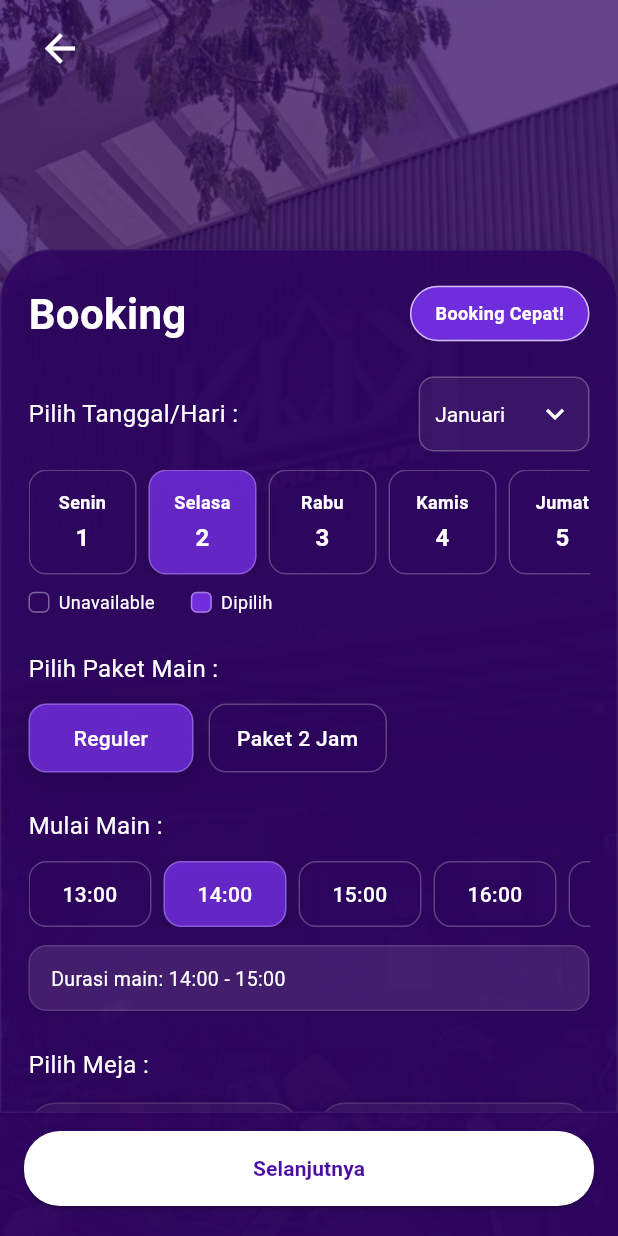
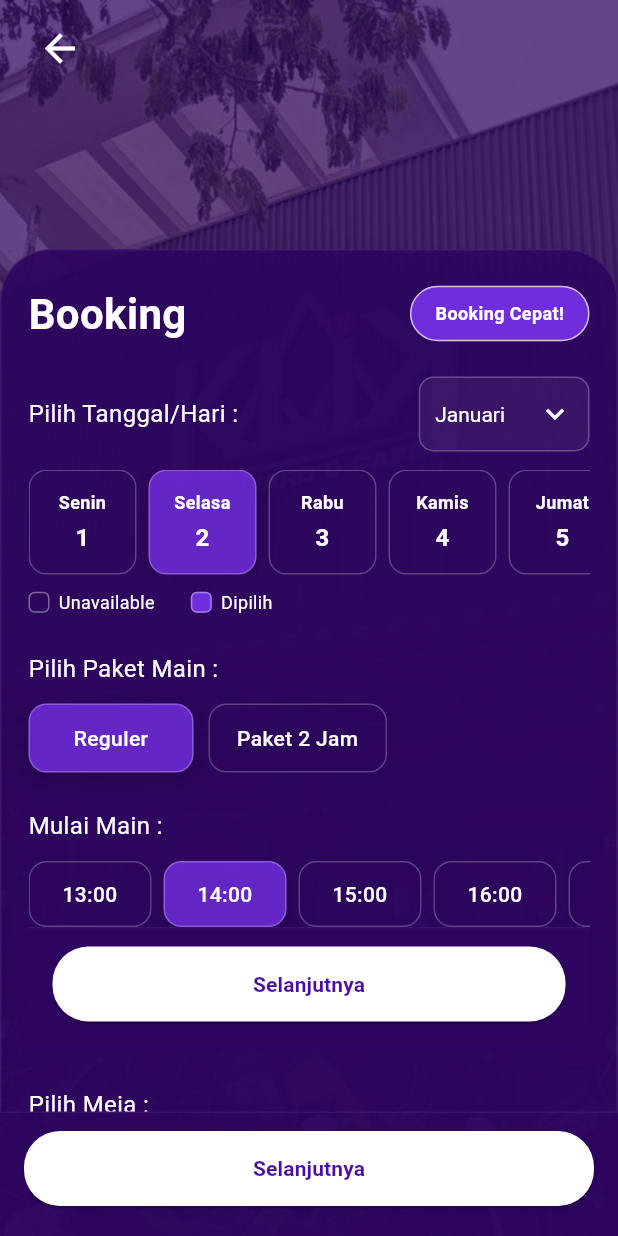
Before and after one commit to arhan321/klik_billiard, a Flutter app: the BookingView screen opened by its route, on a phone screen of 412 x 824 dp. Run offline on Flutter 3.47's test engine with Material 3 defaults, Android fonts, the phone set to English and light mode, and no system bars.

Commit message:
booking view reguler direct ke detail booking

```diff
--- a/lib/modules/user/booking_view.dart
+++ b/lib/modules/user/booking_view.dart
@@ -398,21 +398,20 @@ class _BookingViewState extends State<BookingView> {
   Widget lockedDurationInfo() {
     return Container(
       width: double.infinity,
-      margin: const EdgeInsets.only(top: 12),
-      padding: const EdgeInsets.symmetric(horizontal: 14, vertical: 12),
       decoration: BoxDecoration(
-        color: Colors.white10,
-        borderRadius: BorderRadius.circular(12),
-        border: Border.all(color: Colors.white12),
+        color: AppColors.primaryDark.withOpacity(0.90),
+        border: Border(top: BorderSide(color: Colors.white.withOpacity(0.06))),
       ),
-      child: Text(
-        isTwoHoursPackage
-            ? 'Paket 2 jam dipilih. Waktu otomatis terkunci: $selectedStartTime - $selectedEndTime'
-            : 'Durasi main: $selectedStartTime - $selectedEndTime',
-        style: const TextStyle(
-          color: AppColors.white,
-          fontSize: 13,
-          height: 1.4,
+      child: SafeArea(
+        top: false,
+        child: Padding(
+          padding: const EdgeInsets.fromLTRB(16, 12, 16, 20),
+          child: CustomButton(
+            text: 'Selanjutnya',
+            onPressed: () {
+              Navigator.pushNamed(context, AppRoutes.bookingDetail);
+            },
+          ),
         ),
       ),
     );
@@ -744,19 +743,7 @@ class _BookingViewState extends State<BookingView> {
                       child: CustomButton(
                         text: 'Selanjutnya',
                         onPressed: () {
-                          final selectedDay = dateItems[selectedDateIndex];
-                          final selectedPackage =
-                              packageItems[selectedPackageIndex];
-                          final selectedTable =
-                              allTables[selectedTableIndex]['title'] as String;
-
-                          ScaffoldMessenger.of(context).showSnackBar(
-                            SnackBar(
-                              content: Text(
-                                'Dipilih: ${selectedDay['day']} ${selectedDay['date']} $selectedMonth | $selectedPackage | $selectedDurationText | $selectedTable',
-                              ),
-                            ),
-                          );
+                          Navigator.pushNamed(context, AppRoutes.bookingDetail);
                         },
                       ),
                     ),
```
